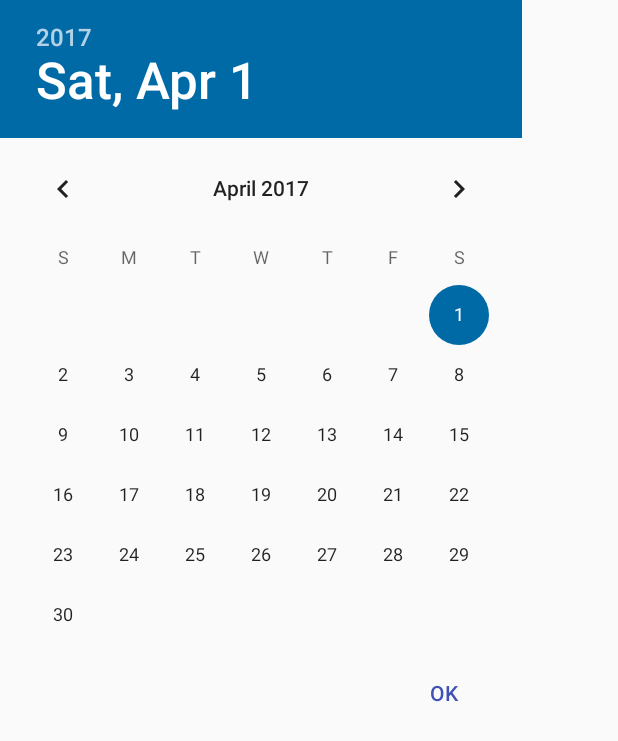
After one commit to karlmarkuslarsson/hack-for-sweden-2107, an Android app: the layout dialog_date_picker.xml on its own in the app's theme, with its tools: preview values and no code run, on a phone screen of 412 x 824 dp. The commit adds this screen. Shown: the top 741 px of the screen. Run offline under Robolectric (Android 15) with nearby library versions, the phone set to English and light mode, and no system bars.

Commit message:
added date picker

```diff
--- a/android/app/src/main/java/sweden/hack/userinfo/activities/MainActivity.java
+++ b/android/app/src/main/java/sweden/hack/userinfo/activities/MainActivity.java
@@ -136,7 +136,7 @@ public class MainActivity extends AppCompatActivity {
         NotificationManager mNotificationManager =
                 (NotificationManager) getSystemService(Context.NOTIFICATION_SERVICE);
 // mId allows you to update the notification later on.
-        mNotificationManager.notify(1, mBuilder.build());
+        //mNotificationManager.notify(1, mBuilder.build());
     }
 
 }
--- /dev/null
+++ b/android/app/src/main/res/layout/dialog_date_picker.xml
@@ -0,0 +1,28 @@
+<?xml version="1.0" encoding="utf-8"?>
+<LinearLayout xmlns:android="http://schemas.android.com/apk/res/android"
+    android:layout_width="wrap_content"
+    android:layout_height="wrap_content"
+    android:orientation="vertical">
+
+    <DatePicker
+        android:id="@+id/date_picker"
+        android:layout_width="wrap_content"
+        android:layout_height="wrap_content" />
+
+    <FrameLayout
+        android:layout_width="wrap_content"
+        android:layout_height="wrap_content"
+        android:layout_gravity="right"
+        android:layout_margin="8dp"
+        android:orientation="horizontal">
+
+        <Button
+            android:id="@+id/dialog_ok"
+            style="?attr/borderlessButtonStyle"
+            android:layout_width="wrap_content"
+            android:layout_height="wrap_content"
+            android:text="ok"
+            android:textColor="@color/colorPrimary" />
+    </FrameLayout>
+
+</LinearLayout>
--- a/android/app/src/main/res/values/strings.xml
+++ b/android/app/src/main/res/values/strings.xml
@@ -15,7 +15,7 @@
     <string name="transportaion_tram">Tram</string>
     <string name="transportaion_ship">Ship</string>
     <string name="transportaion_unknown">Unknown</string>
-    <string name="when_are_you_going_yyyy_mm_dd">When are you going? (yyyy-mm-dd)</string>
+    <string name="when_are_you_going_yyyy_mm_dd">When are you going?</string>
     <string name="input_invalid_date">Please use format YYYY-MM-DD</string>
 
 </resources>
```
Also changed, not shown: android/app/src/main/java/sweden/hack/userinfo/activities/StartActivity.java (+46 -7 lines), android/app/src/main/res/layout/activity_start.xml (+8 -13 lines).
